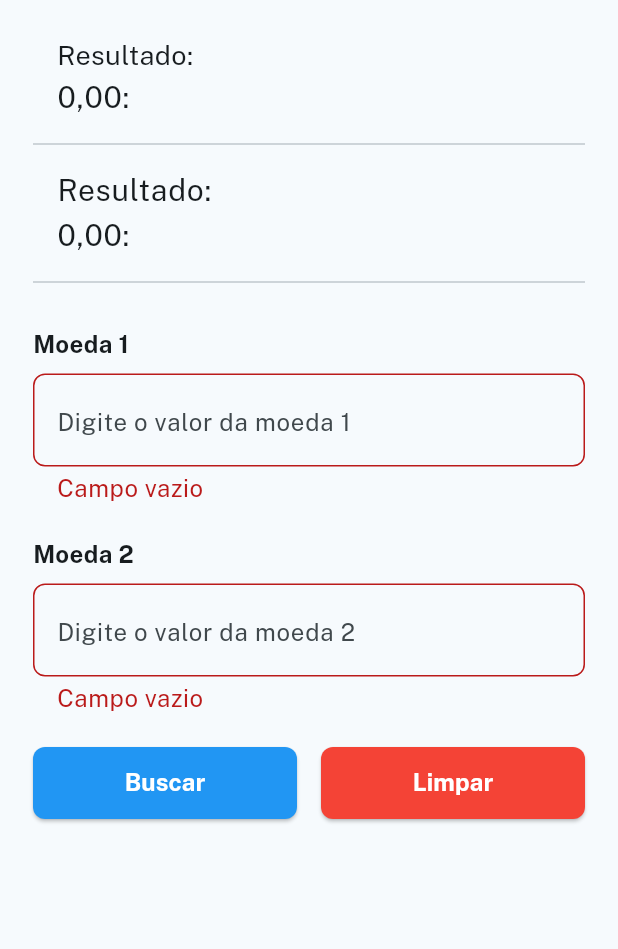
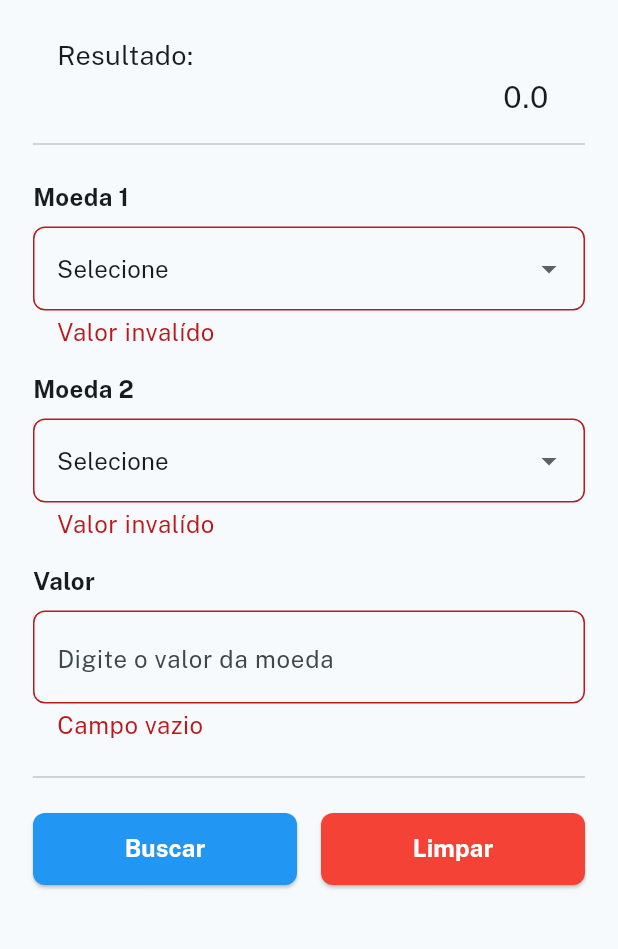
Before and after one commit to otaviohenrique1/app_cotacao_moedas, a Flutter app: the screen it shows after launch, after a tap on "Buscar", on a phone screen of 412 x 824 dp, the part 84-1033 px from its top. Run offline on Flutter 3.47's test engine with Material 2 defaults, Android fonts, the phone set to English and light mode, and no system bars; project files that could hold a hidden picture were left out.

Commit message:
commit 2

```diff
--- /dev/null
+++ b/lib/components/select.dart
@@ -0,0 +1,176 @@
+import 'package:flutter/material.dart';
+
+class Select extends StatefulWidget {
+  const Select({
+    super.key,
+    required this.lista,
+    this.validator,
+    this.outroItem,
+    this.onSaved,
+    required this.onChanged,
+    required this.dropdownValue,
+    required this.exibeLabel,
+    this.label,
+  });
+
+  final List<String> lista;
+  final String? outroItem;
+  final String? Function(String?)? validator;
+  final void Function(String?)? onSaved;
+  final void Function(String?)? onChanged;
+  final String dropdownValue;
+  final bool exibeLabel;
+  final String? label;
+
+  @override
+  State<Select> createState() => _SelectState();
+}
+
+class _SelectState extends State<Select> {
+  @override
+  Widget build(BuildContext context) {
+    return Column(
+      children: [
+        Visibility(
+          visible: widget.exibeLabel,
+          child: Container(
+            margin: const EdgeInsets.only(bottom: 8),
+            child: Align(
+              alignment: Alignment.centerLeft,
+              child: Text(
+                (widget.label == null) ? "" : widget.label!,
+                style: const TextStyle(
+                  fontSize: 16,
+                  fontWeight: FontWeight.bold,
+                ),
+              ),
+            ),
+          ),
+        ),
+        DropdownButtonFormField(
+          // value: dropdownValue,
+          value: widget.dropdownValue,
+          items: widget.lista.map<DropdownMenuItem<String>>((String value) {
+            return DropdownMenuItem<String>(
+              value: value,
+              child: Text(
+                value,
+                style: const TextStyle(
+                  fontWeight: FontWeight.normal,
+                  fontSize: 16,
+                ),
+              ),
+            );
+          }).toList(),
+          // onChanged: (value) async {
+          //   setState(() {
+          //     dropdownValue = value!;
+          //   });
+          // },
+          onChanged: widget.onChanged,
+          onSaved: widget.onSaved,
+          decoration: InputDecoration(
+            border: OutlineInputBorder(
+              borderSide: const BorderSide(
+                color: Colors.black,
+                width: 1,
+              ),
+              borderRadius: BorderRadius.circular(8),
+            ),
+            errorStyle: const TextStyle(fontSize: 16),
+            focusedBorder: const OutlineInputBorder(
+              borderRadius: BorderRadius.all(Radius.circular(8)),
+              borderSide: BorderSide(
+                // color: Colors.blue,
+                width: 2,
+                style: BorderStyle.solid,
+              ),
+            ),
+          ),
+          validator: widget.validator,
+        ),
+      ],
+    );
+  }
+}
+
+// String dropdownValue =
+//     (widget.outroItem == null) ? widget.lista.first : widget.outroItem!;
+// var a = widget.lista.map<DropdownMenuItem<String>>((String value) {
+//   return DropdownMenuItem<String>(
+//     value: value,
+//     child: Text(
+//       value,
+//       style: const TextStyle(
+//         fontWeight: FontWeight.normal,
+//         fontSize: 16,
+//       ),
+//     ),
+//   );
+// }).toList();
+
+/*
+import 'package:flutter/material.dart';
+
+class Select extends StatefulWidget {
+  const Select({
+    super.key,
+    required this.lista,
+    this.validator,
+    this.outroItem,
+    this.onSaved,
+  });
+
+  final List<String> lista;
+  final String? outroItem;
+  final String? Function(String?)? validator;
+  final void Function(String?)? onSaved;
+
+  @override
+  State<Select> createState() => _SelectState();
+}
+
+class _SelectState extends State<Select> {
+  @override
+  Widget build(BuildContext context) {
+    String dropdownValue =
+        (widget.outroItem == null) ? widget.lista.first : widget.outroItem!;
+
+    return DropdownButtonFormField(
+      value: dropdownValue,
+      items: widget.lista.map<DropdownMenuItem<String>>((String value) {
+        return DropdownMenuItem<String>(
+          value: value,
+          child: Text(
+            value,
+            style: const TextStyle(
+              fontWeight: FontWeight.normal,
+              fontSize: 16,
+            ),
+          ),
+        );
+      }).toList(),
+      onChanged: (value) async {
+        setState(() {
+          dropdownValue = value!;
+        });
+      },
+      onSaved: widget.onSaved,
+      decoration: InputDecoration(
+        border: OutlineInputBorder(
+          borderSide: const BorderSide(
+            color: Colors.black,
+            width: 1,
+          ),
+          borderRadius: BorderRadius.circular(4),
+        ),
+        errorStyle: const TextStyle(
+          color: Colors.red,
+          fontSize: 16,
+        ),
+      ),
+      validator: widget.validator,
+    );
+  }
+}
+*/
--- a/lib/pages/homepage.dart
+++ b/lib/pages/homepage.dart
@@ -1,6 +1,7 @@
 import 'package:app_cotacao_moedas/components/botao.dart';
 import 'package:app_cotacao_moedas/components/campo_texto.dart';
 import 'package:app_cotacao_moedas/components/margin.dart';
+import 'package:app_cotacao_moedas/components/select.dart';
 import 'package:app_cotacao_moedas/utils/validator.dart';
 import 'package:flutter/material.dart';
 
@@ -15,18 +16,29 @@ class HomePage extends StatefulWidget {
 
 class _HomePageState extends State<HomePage> {
   var formKey = GlobalKey<FormState>();
-  final TextEditingController _moeda1Controler = TextEditingController();
+  final TextEditingController _moedaControler = TextEditingController();
   final TextEditingController _moeda2Controler = TextEditingController();
 
   @override
   void dispose() {
-    _moeda1Controler.dispose();
+    _moedaControler.dispose();
     _moeda2Controler.dispose();
     super.dispose();
   }
 
+  final List<String> items = [
+    'Selecione',
+    'Real Brasileiro',
+    'Dolar Americano',
+  ];
+
+  double moeda = 0;
+
   @override
   Widget build(BuildContext context) {
+    String selectedItem1 = items.first;
+    String selectedItem2 = items.first;
+
     return Scaffold(
       appBar: AppBar(
         title: const Text("Cotação de modedas"),
@@ -40,55 +52,71 @@ class _HomePageState extends State<HomePage> {
               style: Theme.of(context).textTheme.bodyMedium,
             ),
             subtitle: Text(
-              "0,00:",
+              moeda.toString(),
               style: Theme.of(context).textTheme.bodyLarge,
+              textAlign: TextAlign.right,
             ),
           ),
-          const Divider(),
-          ListTile(
-            title: Text("Resultado:"),
-            subtitle: Text(
-              "0,00:",
-              style: Theme.of(context).textTheme.bodyLarge,
+          const Margin(
+            margin: EdgeInsets.only(bottom: 16),
+            child: Divider(),
           ),
-          ),
-          const Divider(),
-          Margin(
-            margin: const EdgeInsets.only(top: 22),
-            child: Form(
+          Form(
             key: formKey,
             child: Column(
               children: [
-                  Margin(
-                    margin: const EdgeInsets.only(bottom: 22),
-                    child: CampoTexto(
+                Select(
+                  lista: items,
+                  onChanged: (String? novoValor) {
+                    if (novoValor != null) {
+                      selectedItem1 = novoValor;
+                    }
+                  },
+                  dropdownValue: selectedItem1,
                   label: "Moeda 1",
                   exibeLabel: true,
-                      controller: _moeda1Controler,
-                      hintText: "Digite o valor da moeda 1",
-                      obscureText: false,
-                      validator: validaCampoVazio,
-                      keyboardType: TextInputType.text,
+                  validator: validaCampoSelect,
+                ),
+                Margin(
+                  margin: const EdgeInsets.only(top: 16),
+                  child: Select(
+                    lista: items,
+                    onChanged: (String? novoValor) {
+                      if (novoValor != null) {
+                        selectedItem2 = novoValor;
+                      }
+                    },
+                    dropdownValue: selectedItem2,
+                    label: "Moeda 2",
+                    exibeLabel: true,
+                    validator: validaCampoSelect,
                   ),
                 ),
                 Margin(
-                    margin: const EdgeInsets.only(bottom: 22),
+                  margin: const EdgeInsets.only(top: 16),
                   child: CampoTexto(
-                      label: "Moeda 2",
+                    label: "Valor",
                     exibeLabel: true,
-                      controller: _moeda2Controler,
-                      hintText: "Digite o valor da moeda 2",
+                    controller: _moedaControler,
+                    hintText: "Digite o valor da moeda",
                     obscureText: false,
                     validator: validaCampoVazio,
-                      keyboardType: TextInputType.text,
+                    keyboardType: TextInputType.number,
                   ),
+                ),
+                const Margin(
+                  margin: EdgeInsets.symmetric(vertical: 16),
+                  child: Divider(),
                 ),
                 Row(
                   children: [
                     Expanded(
                       child: Botao(
                         onPressed: () {
-                            if (formKey.currentState!.validate()) {}
+                          if (formKey.currentState!.validate()) {
+                            if (selectedItem1 == items[1] &&
+                                selectedItem1 == items[2]) {}
+                          }
                         },
                         fontColor: Colors.white,
                         label: "Buscar",
@@ -98,7 +126,12 @@ class _HomePageState extends State<HomePage> {
                     const SizedBox(width: 16),
                     Expanded(
                       child: Botao(
-                          onPressed: () {},
+                        onPressed: () {
+                          formKey.currentState!.reset();
+                          _moedaControler.text = "";
+                          selectedItem1 = items.first;
+                          selectedItem2 = items.first;
+                        },
                         fontColor: Colors.white,
                         label: "Limpar",
                         backgroundColor: Colors.red,
@@ -109,7 +142,6 @@ class _HomePageState extends State<HomePage> {
               ],
             ),
           ),
-          ),
         ],
       ),
     );
--- a/lib/utils/validator.dart
+++ b/lib/utils/validator.dart
@@ -4,3 +4,10 @@ String? validaCampoVazio(String? value) {
   }
   return null;
 }
+
+String? validaCampoSelect(String? value) {
+  if (value == "Selecione") {
+    return "Valor invalído";
+  }
+  return null;
+}
```
Lines whose indentation alone changed are shown as unchanged.
